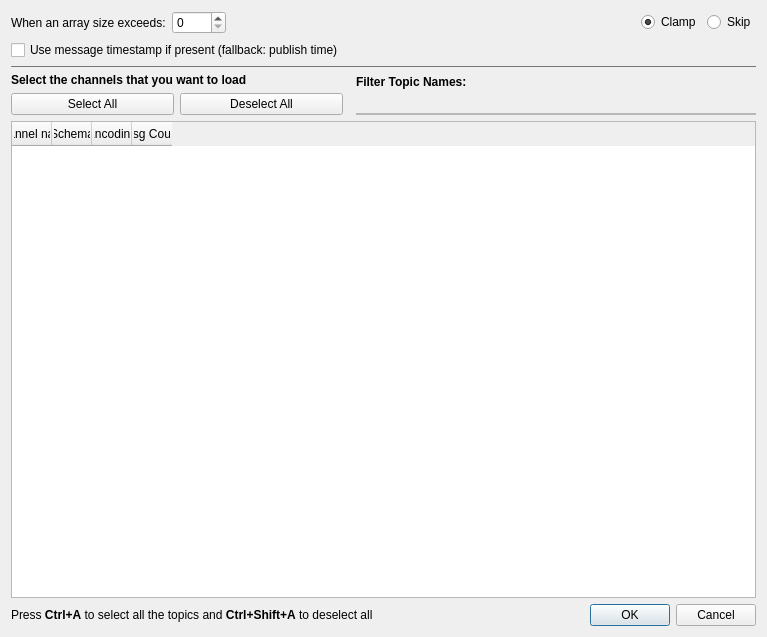
Qt form data_load_mcap/dialog_mcap.ui (PlotJuggler/pj-official-plugins) before a commit.
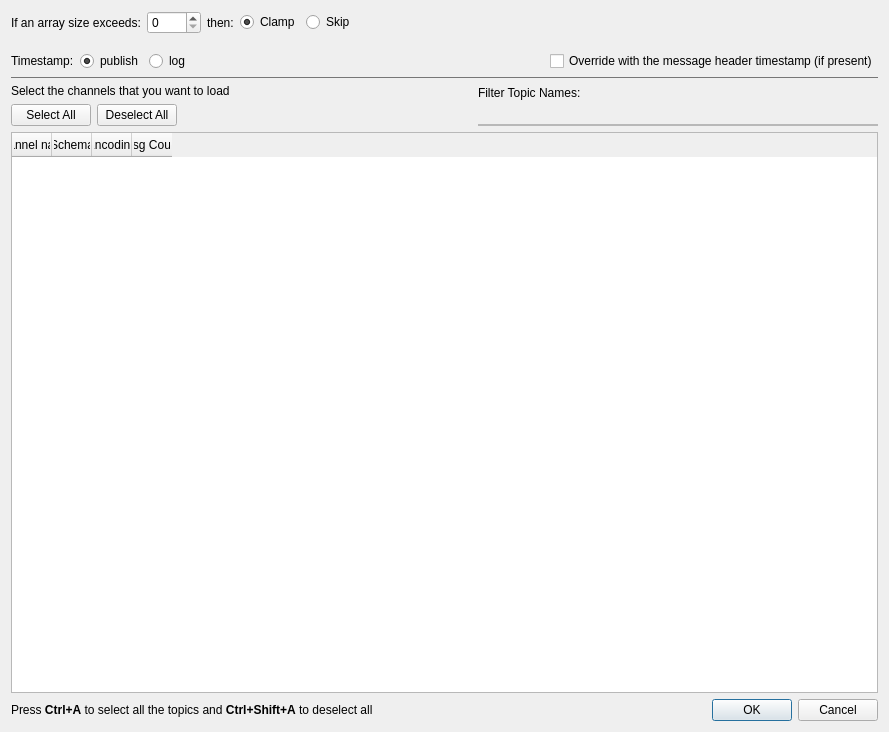
The same form after that commit.

```diff
--- a/data_load_mcap/dialog_mcap.ui
+++ b/data_load_mcap/dialog_mcap.ui
@@ -6,8 +6,8 @@
    <rect>
     <x>0</x>
     <y>0</y>
-    <width>767</width>
-    <height>637</height>
+    <width>889</width>
+    <height>732</height>
    </rect>
   </property>
   <property name="windowTitle">
@@ -19,14 +19,14 @@
      <item>
       <widget class="QLabel" name="label_2">
        <property name="text">
-        <string>When an array size exceeds:</string>
+        <string>If an array size exceeds:</string>
        </property>
       </widget>
      </item>
      <item>
       <widget class="QSpinBox" name="spinBox">
        <property name="focusPolicy">
-        <enum>Qt::ClickFocus</enum>
+        <enum>Qt::FocusPolicy::ClickFocus</enum>
        </property>
        <property name="minimum">
         <number>0</number>
@@ -37,17 +37,11 @@
       </widget>
      </item>
      <item>
-      <spacer name="horizontalSpacer">
-       <property name="orientation">
-        <enum>Qt::Horizontal</enum>
+      <widget class="QLabel" name="label_4">
+       <property name="text">
+        <string>then:</string>
        </property>
-       <property name="sizeHint" stdset="0">
-        <size>
-         <width>40</width>
-         <height>20</height>
-        </size>
-       </property>
-      </spacer>
+      </widget>
      </item>
      <item>
       <widget class="QRadioButton" name="radioClamp">
@@ -57,6 +51,9 @@
        <property name="checked">
         <bool>true</bool>
        </property>
+       <attribute name="buttonGroup">
+        <string notr="true">buttonGroupArrayPolicy</string>
+       </attribute>
       </widget>
      </item>
      <item>
@@ -64,16 +61,85 @@
        <property name="text">
         <string>Skip</string>
        </property>
+       <attribute name="buttonGroup">
+        <string notr="true">buttonGroupArrayPolicy</string>
+       </attribute>
       </widget>
      </item>
+     <item>
+      <spacer name="horizontalSpacer">
+       <property name="orientation">
+        <enum>Qt::Orientation::Horizontal</enum>
+       </property>
+       <property name="sizeHint" stdset="0">
+        <size>
+         <width>40</width>
+         <height>20</height>
+        </size>
+       </property>
+      </spacer>
+     </item>
     </layout>
    </item>
    <item>
-    <widget class="QCheckBox" name="checkBoxUseTimestamp">
-     <property name="text">
-      <string>Use message timestamp if present (fallback: publish time)</string>
+    <layout class="QHBoxLayout" name="horizontalLayout_2">
+     <property name="leftMargin">
+      <number>0</number>
      </property>
-    </widget>
+     <property name="topMargin">
+      <number>11</number>
+     </property>
+     <item>
+      <widget class="QLabel" name="label_3">
+       <property name="text">
+        <string>Timestamp:</string>
+       </property>
+      </widget>
+     </item>
+     <item>
+      <widget class="QRadioButton" name="radioPublishTime">
+       <property name="text">
+        <string>publish</string>
+       </property>
+       <property name="checked">
+        <bool>true</bool>
+       </property>
+       <attribute name="buttonGroup">
+        <string notr="true">buttonGroupTimestamp</string>
+       </attribute>
+      </widget>
+     </item>
+     <item>
+      <widget class="QRadioButton" name="radioLogTime">
+       <property name="text">
+        <string>log</string>
+       </property>
+       <attribute name="buttonGroup">
+        <string notr="true">buttonGroupTimestamp</string>
+       </attribute>
+      </widget>
+     </item>
+     <item>
+      <spacer name="horizontalSpacer_2">
+       <property name="orientation">
+        <enum>Qt::Orientation::Horizontal</enum>
+       </property>
+       <property name="sizeHint" stdset="0">
+        <size>
+         <width>40</width>
+         <height>20</height>
+        </size>
+       </property>
+      </spacer>
+     </item>
+     <item>
+      <widget class="QCheckBox" name="checkBoxUseTimestamp">
+       <property name="text">
+        <string>Override with the message header timestamp (if present)</string>
+       </property>
+      </widget>
+     </item>
+    </layout>
    </item>
    <item>
     <widget class="QFrame" name="line">
@@ -93,7 +159,7 @@
       <string notr="true">background-color: palette(shadow);</string>
      </property>
      <property name="frameShape">
-      <enum>QFrame::NoFrame</enum>
+      <enum>QFrame::Shape::NoFrame</enum>
      </property>
     </widget>
    </item>
@@ -105,8 +171,7 @@
         <widget class="QLabel" name="label">
          <property name="font">
           <font>
-           <weight>75</weight>
-           <bold>true</bold>
+           <fontweight>DemiBold</fontweight>
           </font>
          </property>
          <property name="text">
@@ -133,7 +198,13 @@
          <item>
           <spacer name="selectButtonsSpacer">
            <property name="orientation">
-            <enum>Qt::Horizontal</enum>
+            <enum>Qt::Orientation::Horizontal</enum>
+           </property>
+           <property name="sizeHint" stdset="0">
+            <size>
+             <width>0</width>
+             <height>0</height>
+            </size>
            </property>
           </spacer>
          </item>
@@ -147,8 +218,7 @@
         <widget class="QLabel" name="labelFilter">
          <property name="font">
           <font>
-           <weight>75</weight>
-           <bold>true</bold>
+           <fontweight>DemiBold</fontweight>
           </font>
          </property>
          <property name="text">
@@ -175,7 +245,7 @@
   border-bottom: 2px solid palette(highlight);
 }</string>
          </property>
-<property name="clearButtonEnabled">
+         <property name="clearButtonEnabled">
           <bool>true</bool>
          </property>
         </widget>
@@ -190,13 +260,13 @@
       <string>QHeaderView::section { height: 24px; }</string>
      </property>
      <property name="editTriggers">
-      <set>QAbstractItemView::NoEditTriggers</set>
+      <set>QAbstractItemView::EditTrigger::NoEditTriggers</set>
      </property>
      <property name="selectionMode">
-      <enum>QAbstractItemView::MultiSelection</enum>
+      <enum>QAbstractItemView::SelectionMode::MultiSelection</enum>
      </property>
      <property name="selectionBehavior">
-      <enum>QAbstractItemView::SelectRows</enum>
+      <enum>QAbstractItemView::SelectionBehavior::SelectRows</enum>
      </property>
      <property name="sortingEnabled">
       <bool>true</bool>
@@ -204,27 +274,15 @@
      <property name="columnCount">
       <number>4</number>
      </property>
+     <attribute name="horizontalHeaderMinimumSectionSize">
+      <number>40</number>
+     </attribute>
+     <attribute name="horizontalHeaderDefaultSectionSize">
+      <number>40</number>
+     </attribute>
      <attribute name="horizontalHeaderHighlightSections">
       <bool>false</bool>
      </attribute>
-     <attribute name="horizontalHeaderMinimumSectionSize">
-      <number>40</number>
-     </attribute>
-     <attribute name="horizontalHeaderDefaultSectionSize">
-      <number>24</number>
-     </attribute>
-     <attribute name="horizontalHeaderStretchLastSection">
-      <bool>false</bool>
-     </attribute>
-     <property name="styleSheet">
-      <string>QHeaderView::section { height: 24px; }</string>
-     </property>
-     <attribute name="horizontalHeaderMinimumSectionSize">
-      <number>40</number>
-     </attribute>
-     <attribute name="horizontalHeaderDefaultSectionSize">
-      <number>24</number>
-     </attribute>
      <attribute name="horizontalHeaderStretchLastSection">
       <bool>false</bool>
      </attribute>
@@ -253,7 +311,6 @@
      </column>
     </widget>
    </item>
-
    <item>
     <layout class="QHBoxLayout" name="bottomBar">
      <item>
@@ -271,10 +328,10 @@
      <item>
       <widget class="QDialogButtonBox" name="buttonBox">
        <property name="orientation">
-        <enum>Qt::Horizontal</enum>
+        <enum>Qt::Orientation::Horizontal</enum>
        </property>
        <property name="standardButtons">
-        <set>QDialogButtonBox::Cancel|QDialogButtonBox::Ok</set>
+        <set>QDialogButtonBox::StandardButton::Cancel|QDialogButtonBox::StandardButton::Ok</set>
        </property>
       </widget>
      </item>
```
Left out of the diff: 3 changed lines with no effect on the pictures.
